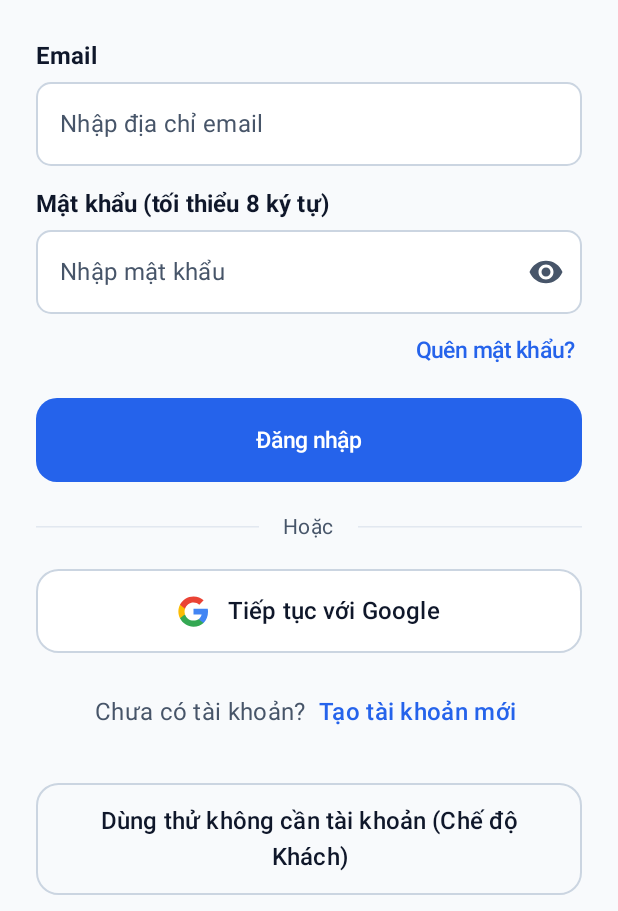
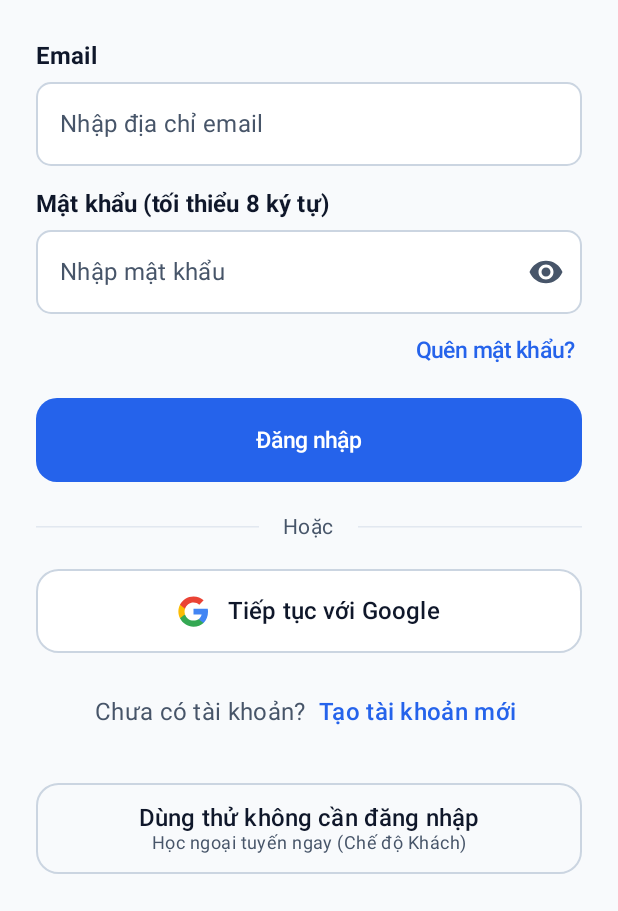
Before and after one commit to ngtngduy/Flashcard-Spaced_Repition, an Android app built with Jetpack Compose: the AuthRoute screen opened through its navigation route, after a tap on "Quay lại Đăng nhập", on a phone screen of 412 x 824 dp, the part 325-1236 px from its top. Run offline under Robolectric (Android 15) with nearby library versions, the phone set to English and light mode, and no system bars; our stand-ins replace Room's generated code, Shimmer; 3 other taps on this screen came first.

Commit message:
feat(auth): add guest mode entry

```diff
--- a/app/src/main/java/com/uth/memora/feature/auth/AuthRoute.kt
+++ b/app/src/main/java/com/uth/memora/feature/auth/AuthRoute.kt
@@ -2,32 +2,18 @@ package com.uth.memora.feature.auth
 
 import androidx.activity.compose.BackHandler
 import androidx.compose.animation.Crossfade
-import androidx.compose.foundation.layout.Arrangement
-import androidx.compose.foundation.layout.Column
-import androidx.compose.foundation.layout.Spacer
 import androidx.compose.foundation.layout.fillMaxSize
-import androidx.compose.foundation.layout.height
-import androidx.compose.foundation.layout.padding
-import androidx.compose.foundation.layout.systemBarsPadding
-import androidx.compose.material3.MaterialTheme
-import androidx.compose.material3.Surface
-import androidx.compose.material3.Text
 import androidx.compose.runtime.Composable
 import androidx.compose.runtime.LaunchedEffect
 import androidx.compose.runtime.getValue
 import androidx.compose.runtime.remember
 import androidx.compose.runtime.rememberCoroutineScope
-import androidx.compose.ui.Alignment
 import androidx.compose.ui.Modifier
 import androidx.compose.ui.platform.LocalContext
-import androidx.compose.ui.text.style.TextAlign
 import androidx.compose.ui.tooling.preview.Preview
-import androidx.compose.ui.unit.dp
 import androidx.lifecycle.compose.collectAsStateWithLifecycle
 import androidx.lifecycle.viewmodel.compose.viewModel
-import com.uth.memora.feature.common.AppHeader
 import com.uth.memora.feature.common.ConfirmDialog
-import com.uth.memora.feature.common.MemoraSecondaryButton
 import com.uth.memora.feature.theme.MemoraTheme
 import com.uth.memora.integration.auth.GoogleSignInHelper
 import kotlinx.coroutines.launch
@@ -61,18 +47,23 @@ fun AuthRoute(
     }
 
     // Nhấn nút Back hệ thống ở Register / ForgotPassword sẽ quay về màn Đăng nhập thay vì thoát luồng Auth
-    BackHandler(enabled = uiState.currentMode != AuthMode.LOGIN && !uiState.isLoading) {
+    BackHandler(enabled = uiState.currentMode != AuthMode.LOGIN && !uiState.isLoading && !uiState.isGuestLoading) {
         viewModel.switchMode(AuthMode.LOGIN)
     }
 
     AuthRouteContent(
         uiState = uiState,
+        onDisplayNameChange = viewModel::onDisplayNameChange,
         onEmailChange = viewModel::onEmailChange,
         onPasswordChange = viewModel::onPasswordChange,
+        onConfirmPasswordChange = viewModel::onConfirmPasswordChange,
         onTogglePasswordVisibility = viewModel::togglePasswordVisibility,
+        onToggleConfirmPasswordVisibility = viewModel::toggleConfirmPasswordVisibility,
         onLoginClick = viewModel::submitLogin,
+        onRegisterClick = viewModel::submitRegister,
+        onSendResetLinkClick = viewModel::submitForgotPassword,
         onGoogleSignInClick = {
-            if (!uiState.isLoading && !uiState.isMergingGuestData) {
+            if (!uiState.isLoading && !uiState.isGuestLoading && !uiState.isMergingGuestData) {
                 coroutineScope.launch {
                     googleSignInHelper.getGoogleIdToken(context)
                         .onSuccess { idToken -> viewModel.signInWithGoogle(idToken) }
@@ -91,10 +82,15 @@ fun AuthRoute(
 @Composable
 private fun AuthRouteContent(
     uiState: AuthUiState,
+    onDisplayNameChange: (String) -> Unit,
     onEmailChange: (String) -> Unit,
     onPasswordChange: (String) -> Unit,
+    onConfirmPasswordChange: (String) -> Unit,
     onTogglePasswordVisibility: () -> Unit,
+    onToggleConfirmPasswordVisibility: () -> Unit,
     onLoginClick: () -> Unit,
+    onRegisterClick: () -> Unit,
+    onSendResetLinkClick: () -> Unit,
     onGoogleSignInClick: () -> Unit,
     onSwitchMode: (AuthMode) -> Unit,
     onContinueAsGuestClick: () -> Unit,
@@ -124,26 +120,31 @@ private fun AuthRouteContent(
             }
 
             AuthMode.REGISTER -> {
-                // Màn Đăng ký (Figma 17:449) sẽ được ghép hoàn chỉnh ở bước tiếp theo (Mục 6.2)
-                AuthSubScreenPendingSlot(
-                    title = "Tạo tài khoản",
-                    description = "Màn hình Đăng ký (Figma 17:449) đang chờ ghép nối.",
-                    onBackToLogin = { onSwitchMode(AuthMode.LOGIN) }
+                RegisterScreen(
+                    uiState = uiState,
+                    onDisplayNameChange = onDisplayNameChange,
+                    onEmailChange = onEmailChange,
+                    onPasswordChange = onPasswordChange,
+                    onConfirmPasswordChange = onConfirmPasswordChange,
+                    onTogglePasswordVisibility = onTogglePasswordVisibility,
+                    onToggleConfirmPasswordVisibility = onToggleConfirmPasswordVisibility,
+                    onRegisterClick = onRegisterClick,
+                    onNavigateToLogin = { onSwitchMode(AuthMode.LOGIN) }
                 )
             }
 
             AuthMode.FORGOT_PASSWORD -> {
-                // Màn Quên mật khẩu (Figma 2193:2) sẽ được ghép hoàn chỉnh ở bước tiếp theo (Mục 6.2)
-                AuthSubScreenPendingSlot(
-                    title = "Quên mật khẩu",
-                    description = "Màn hình Quên mật khẩu (Figma 2193:2) đang chờ ghép nối.",
-                    onBackToLogin = { onSwitchMode(AuthMode.LOGIN) }
+                ForgotPasswordScreen(
+                    uiState = uiState,
+                    onEmailChange = onEmailChange,
+                    onSendResetLinkClick = onSendResetLinkClick,
+                    onNavigateToLogin = { onSwitchMode(AuthMode.LOGIN) }
                 )
             }
         }
     }
 
-    // Hộp thoại tạm xử lý gộp dữ liệu Khách khi đang có dữ liệu cục bộ (Mục 6.2 & 10.1)
+    // Hộp thoại xử lý gộp dữ liệu Khách khi đang có dữ liệu cục bộ (Mục 6.2 & 10.1)
     if (uiState.showMergeGuestDialog) {
         ConfirmDialog(
             title = "Gộp dữ liệu khách?",
@@ -157,59 +158,21 @@ private fun AuthRouteContent(
     }
 }
 
-@Composable
-private fun AuthSubScreenPendingSlot(
-    title: String,
-    description: String,
-    onBackToLogin: () -> Unit,
-    modifier: Modifier = Modifier
-) {
-    Surface(
-        modifier = modifier.fillMaxSize(),
-        color = MaterialTheme.colorScheme.background
-    ) {
-        Column(
-            modifier = Modifier
-                .fillMaxSize()
-                .systemBarsPadding()
-        ) {
-            AppHeader(
-                title = title,
-                onBack = onBackToLogin
-            )
-            Column(
-                modifier = Modifier
-                    .fillMaxSize()
-                    .padding(horizontal = 24.dp),
-                verticalArrangement = Arrangement.Center,
-                horizontalAlignment = Alignment.CenterHorizontally
-            ) {
-                Text(
-                    text = description,
-                    style = MaterialTheme.typography.bodyLarge,
-                    color = MaterialTheme.colorScheme.onSurfaceVariant,
-                    textAlign = TextAlign.Center
-                )
-                Spacer(modifier = Modifier.height(20.dp))
-                MemoraSecondaryButton(
-                    text = "Quay lại Đăng nhập",
-                    onClick = onBackToLogin
-                )
-            }
-        }
-    }
-}
-
 @Preview(name = "AuthRoute - Dark", showBackground = true, heightDp = 900)
 @Composable
 private fun AuthRouteDarkPreview() {
     MemoraTheme(darkTheme = true) {
         AuthRouteContent(
             uiState = AuthUiState(currentMode = AuthMode.LOGIN),
+            onDisplayNameChange = {},
             onEmailChange = {},
             onPasswordChange = {},
+            onConfirmPasswordChange = {},
             onTogglePasswordVisibility = {},
+            onToggleConfirmPasswordVisibility = {},
             onLoginClick = {},
+            onRegisterClick = {},
+            onSendResetLinkClick = {},
             onGoogleSignInClick = {},
             onSwitchMode = {},
             onContinueAsGuestClick = {},
--- a/app/src/main/java/com/uth/memora/feature/auth/AuthUiState.kt
+++ b/app/src/main/java/com/uth/memora/feature/auth/AuthUiState.kt
@@ -22,6 +22,7 @@ data class AuthUiState(
     val password: String = "",
     val confirmPassword: String = "",
     val isLoading: Boolean = false,
+    val isGuestLoading: Boolean = false,
     val errorMessage: String? = null,
     val resetEmailSent: Boolean = false,
     val isAuthSuccess: Boolean = false,
--- a/app/src/main/java/com/uth/memora/feature/auth/LoginScreen.kt
+++ b/app/src/main/java/com/uth/memora/feature/auth/LoginScreen.kt
@@ -30,6 +30,7 @@ import androidx.compose.material.icons.filled.Style
 import androidx.compose.material.icons.filled.Visibility
 import androidx.compose.material.icons.filled.VisibilityOff
 import androidx.compose.material3.ButtonDefaults
+import androidx.compose.material3.CircularProgressIndicator
 import androidx.compose.material3.HorizontalDivider
 import androidx.compose.material3.Icon
 import androidx.compose.material3.IconButton
@@ -86,7 +87,7 @@ fun LoginScreen(
 ) {
     val focusManager = LocalFocusManager.current
     val scrollState = rememberScrollState()
-    val isBusy = uiState.isLoading || uiState.isMergingGuestData
+    val isBusy = uiState.isLoading || uiState.isGuestLoading || uiState.isMergingGuestData
 
     Surface(
         modifier = modifier.fillMaxSize(),
@@ -379,9 +380,12 @@ fun LoginScreen(
 
             Spacer(modifier = Modifier.height(32.dp))
 
-            // Nút dùng thử ở chế độ Khách không cần tài khoản (Figma 2196:14..15 · Mục 6.2)
+            // Nút phụ "Dùng thử không cần đăng nhập" cho phép học offline ngay ở chế độ Khách (Figma 2196:14..15 · Mục 6.2)
             OutlinedButton(
-                onClick = onContinueAsGuestClick,
+                onClick = {
+                    focusManager.clearFocus()
+                    onContinueAsGuestClick()
+                },
                 enabled = !isBusy,
                 shape = RoundedCornerShape(15.dp),
                 border = BorderStroke(1.dp, MaterialTheme.colorScheme.outline),
@@ -389,16 +393,39 @@ fun LoginScreen(
                     containerColor = Color.Transparent,
                     contentColor = MaterialTheme.colorScheme.onBackground
                 ),
-                contentPadding = PaddingValues(horizontal = 20.dp, vertical = 16.dp),
+                contentPadding = PaddingValues(horizontal = 20.dp, vertical = 14.dp),
                 modifier = Modifier
                     .fillMaxWidth()
-                    .heightIn(min = 64.dp)
+                    .heightIn(min = 60.dp)
             ) {
-                Text(
-                    text = "Dùng thử không cần tài khoản (Chế độ Khách)",
-                    style = MaterialTheme.typography.titleMedium.copy(fontWeight = FontWeight.Medium),
-                    textAlign = TextAlign.Center
-                )
+                if (uiState.isGuestLoading) {
+                    CircularProgressIndicator(
+                        modifier = Modifier.size(20.dp),
+                        strokeWidth = 2.dp,
+                        color = MaterialTheme.colorScheme.primary
+                    )
+                    Spacer(modifier = Modifier.width(10.dp))
+                    Text(
+                        text = "Đang vào chế độ Khách...",
+                        style = MaterialTheme.typography.titleMedium.copy(fontWeight = FontWeight.Medium)
+                    )
+                } else {
+                    Column(
+                        horizontalAlignment = Alignment.CenterHorizontally
+                    ) {
+                        Text(
+                            text = "Dùng thử không cần đăng nhập",
+                            style = MaterialTheme.typography.titleMedium.copy(fontWeight = FontWeight.Medium),
+                            textAlign = TextAlign.Center
+                        )
+                        Text(
+                            text = "Học ngoại tuyến ngay (Chế độ Khách)",
+                            style = MaterialTheme.typography.bodySmall,
+                            color = MaterialTheme.colorScheme.onSurfaceVariant,
+                            textAlign = TextAlign.Center
+                        )
+                    }
+                }
             }
 
             Spacer(modifier = Modifier.height(16.dp))
```
Also changed, not shown: app/src/main/java/com/uth/memora/feature/auth/AuthViewModel.kt (+9 -9 lines).
